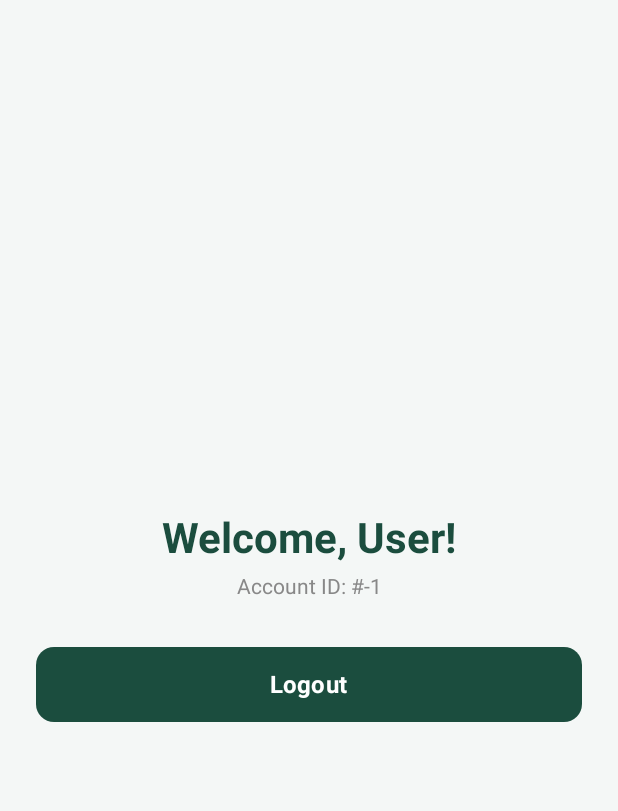
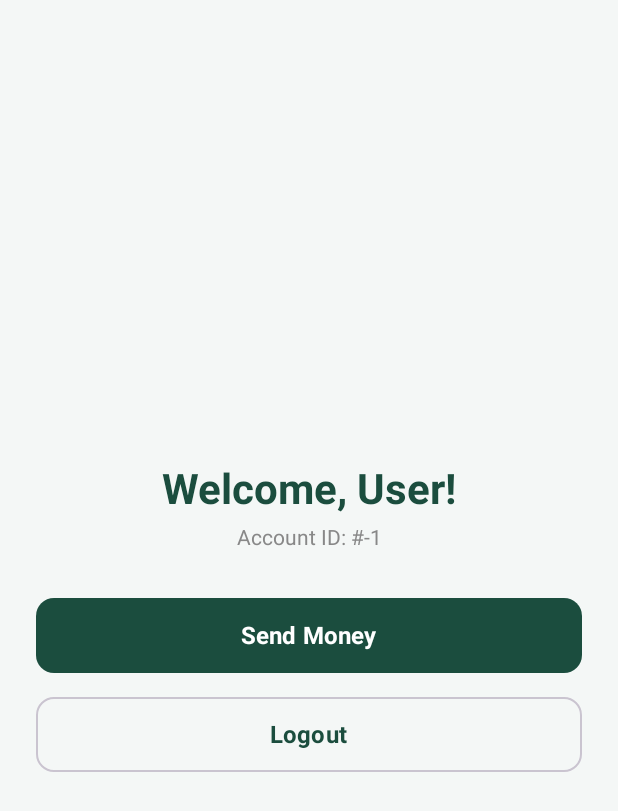
Before and after one commit to JoeRagheb29/Mobile_Computing_Project, an Android app built with Jetpack Compose: the HomeActivity screen opened directly, with no data from a screen before it, on a phone screen of 412 x 824 dp. Shown: the top 811 px of the screen. Run offline under Robolectric (Android 15) with nearby library versions, the phone set to English and light mode, and no system bars.

Commit message:
Update: Added the send money button to the homepage

```diff
--- a/app/src/main/java/com/example/mobile_computing_project/HomeActivity.kt
+++ b/app/src/main/java/com/example/mobile_computing_project/HomeActivity.kt
@@ -26,7 +26,6 @@ class HomeActivity : ComponentActivity() {
         enableEdgeToEdge()
 
         val sessionManager = SessionManager(this)
-        // Retrieve data passed via Explicit Intent (Lab 3)
         val username = intent.getStringExtra("USERNAME") ?: sessionManager.getUsername()
         val userId = intent.getIntExtra("USER_ID", sessionManager.getUserId())
 
@@ -34,6 +33,12 @@ class HomeActivity : ComponentActivity() {
             HomePlaceholderScreen(
                 username = username,
                 userId = userId,
+                onSendMoneyClick = {
+                    val intent = Intent(this, SendMoneyActivity::class.java).apply {
+                        putExtra("EXTRA_USER_ID", userId)
+                    }
+                    startActivity(intent)
+                },
                 onLogoutClick = {
                     sessionManager.logout()
                     val intent = Intent(this, MainActivity::class.java)
@@ -49,6 +54,7 @@ class HomeActivity : ComponentActivity() {
 fun HomePlaceholderScreen(
     username: String,
     userId: Int,
+    onSendMoneyClick: () -> Unit,
     onLogoutClick: () -> Unit
 ) {
     Column(
@@ -71,15 +77,35 @@ fun HomePlaceholderScreen(
             color = Color.Gray,
             modifier = Modifier.padding(top = 8.dp, bottom = 32.dp)
         )
+
+        // Send Money button
         Button(
-            onClick = onLogoutClick,
+            onClick = onSendMoneyClick,
             colors = ButtonDefaults.buttonColors(containerColor = Daf3aPrimary),
             shape = RoundedCornerShape(12.dp),
             modifier = Modifier
                 .fillMaxWidth()
                 .height(50.dp)
         ) {
-            Text("Logout", fontSize = 16.sp, fontWeight = FontWeight.Bold)
+            Text("Send Money", fontSize = 16.sp, fontWeight = FontWeight.Bold)
+        }
+
+        Spacer(modifier = Modifier.height(16.dp))
+
+        // Logout button (outlined so it's visually secondary)
+        OutlinedButton(
+            onClick = onLogoutClick,
+            shape = RoundedCornerShape(12.dp),
+            modifier = Modifier
+                .fillMaxWidth()
+                .height(50.dp)
+        ) {
+            Text(
+                "Logout",
+                fontSize = 16.sp,
+                fontWeight = FontWeight.Bold,
+                color = Daf3aPrimary
+            )
         }
     }
 }
```
